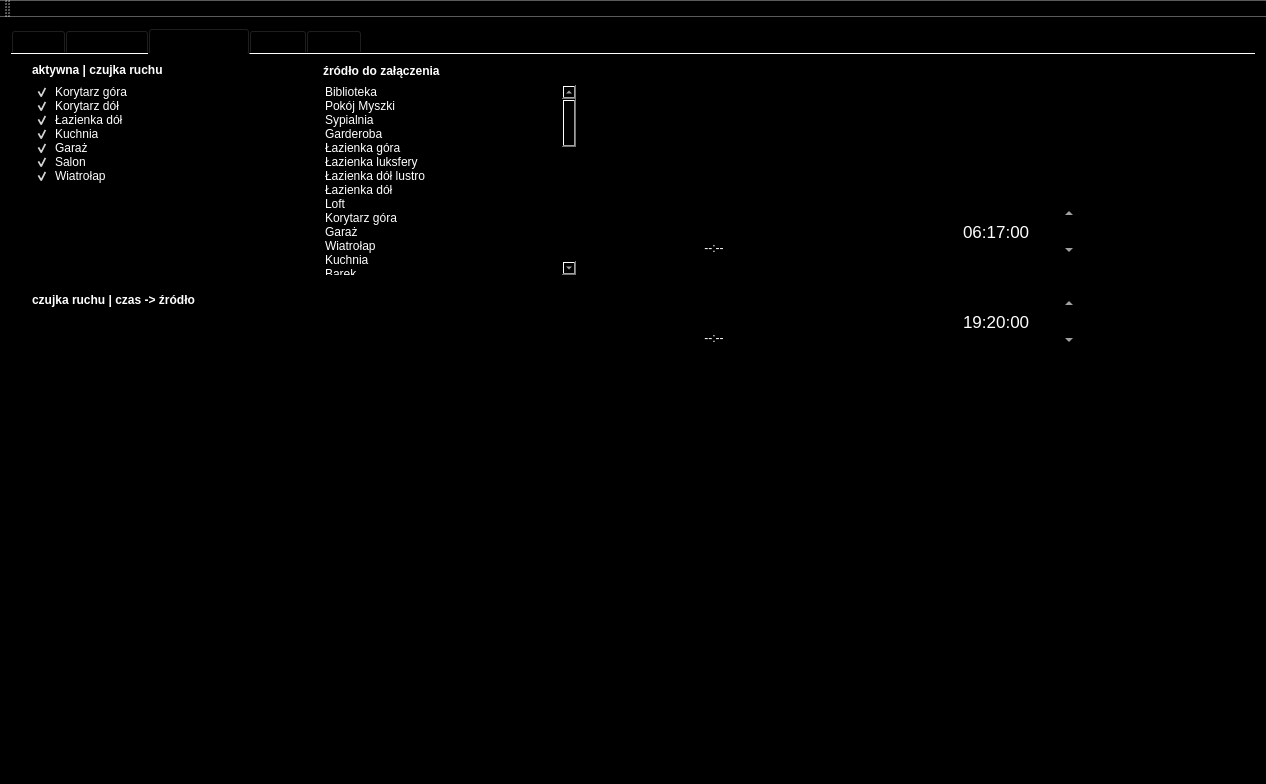
Above: mainwindow.ui from DemonMark/MyiHome before the change. Below: the same form after it.
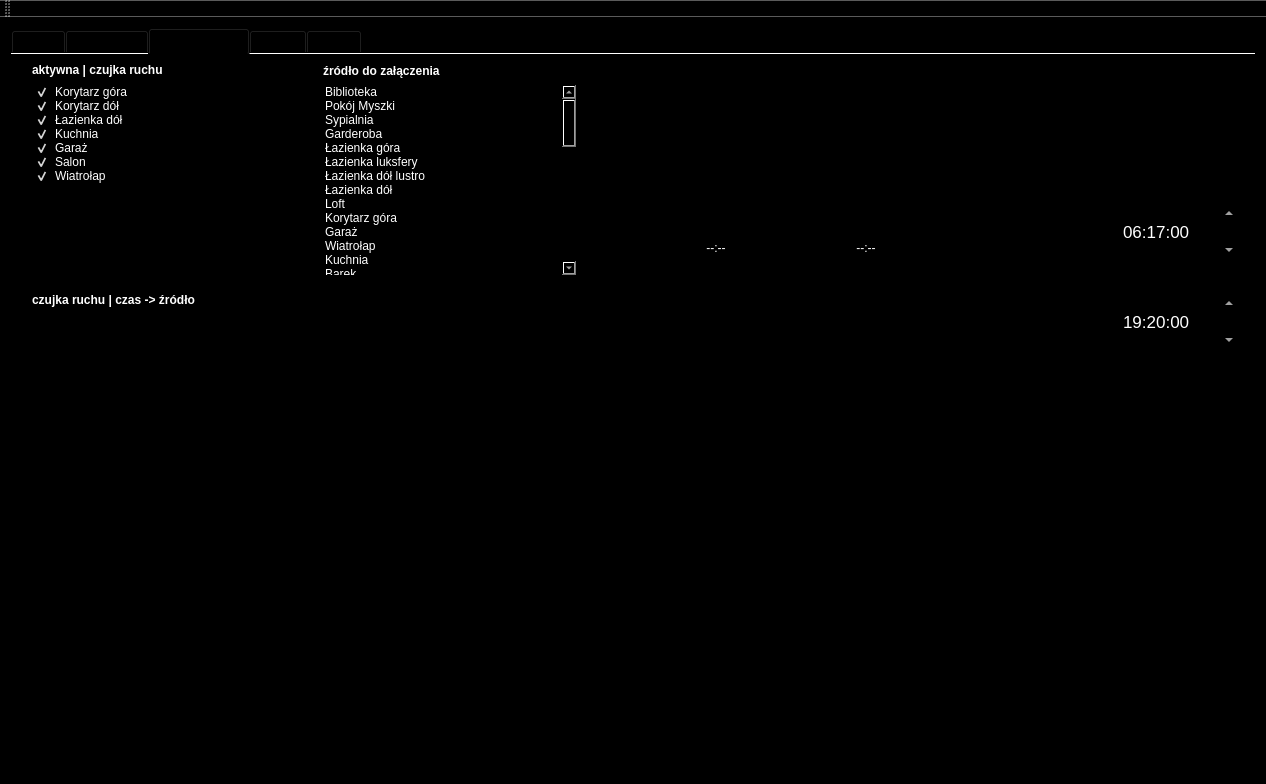
That is the form after the change. The open tabs and pages were chosen to show the change. Icons and pictures are not drawn. Custom widgets are drawn as their Qt base class.

```diff
--- a/mainwindow.ui
+++ b/mainwindow.ui
@@ -1794,7 +1794,7 @@
         <property name="geometry">
          <rect>
           <x>350</x>
-          <y>410</y>
+          <y>440</y>
           <width>91</width>
           <height>81</height>
          </rect>
@@ -1825,7 +1825,7 @@
           <x>20</x>
           <y>260</y>
           <width>541</width>
-          <height>131</height>
+          <height>163</height>
          </rect>
         </property>
         <property name="styleSheet">
@@ -1839,7 +1839,7 @@
         <property name="geometry">
          <rect>
           <x>480</x>
-          <y>410</y>
+          <y>440</y>
           <width>81</width>
           <height>81</height>
          </rect>
@@ -1973,7 +1973,7 @@
        <widget class="QPushButton" name="pushButton_30">
         <property name="geometry">
          <rect>
-          <x>808</x>
+          <x>960</x>
           <y>26</y>
           <width>91</width>
           <height>81</height>
@@ -2013,7 +2013,7 @@
        <widget class="QPushButton" name="pushButton_31">
         <property name="geometry">
          <rect>
-          <x>940</x>
+          <x>1100</x>
           <y>26</y>
           <width>73</width>
           <height>70</height>
@@ -2053,7 +2053,7 @@
        <widget class="QLabel" name="label_25">
         <property name="geometry">
          <rect>
-          <x>668</x>
+          <x>820</x>
           <y>140</y>
           <width>70</width>
           <height>61</height>
@@ -2084,8 +2084,8 @@
        <widget class="QLabel" name="label_26">
         <property name="geometry">
          <rect>
-          <x>668</x>
-          <y>230</y>
+          <x>670</x>
+          <y>140</y>
           <width>70</width>
           <height>61</height>
          </rect>
@@ -2111,7 +2111,7 @@
        <widget class="QTimeEdit" name="timeEdit_2">
         <property name="geometry">
          <rect>
-          <x>920</x>
+          <x>1080</x>
           <y>230</y>
           <width>143</width>
           <height>75</height>
@@ -2150,7 +2150,7 @@
         </property>
         <property name="geometry">
          <rect>
-          <x>920</x>
+          <x>1080</x>
           <y>140</y>
           <width>143</width>
           <height>75</height>
@@ -2198,7 +2198,7 @@
        <widget class="QPushButton" name="trackButton">
         <property name="geometry">
          <rect>
-          <x>994</x>
+          <x>1154</x>
           <y>76</y>
           <width>41</width>
           <height>41</height>
```
Left out of the diff: 104 changed lines with no effect on the pictures.
